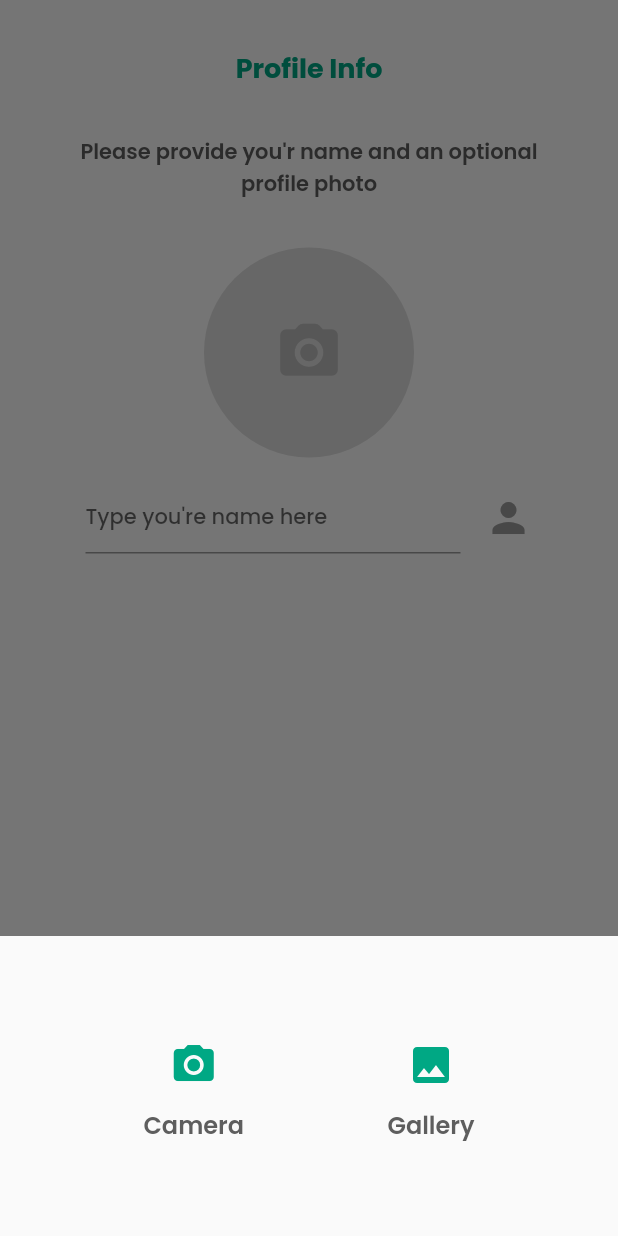
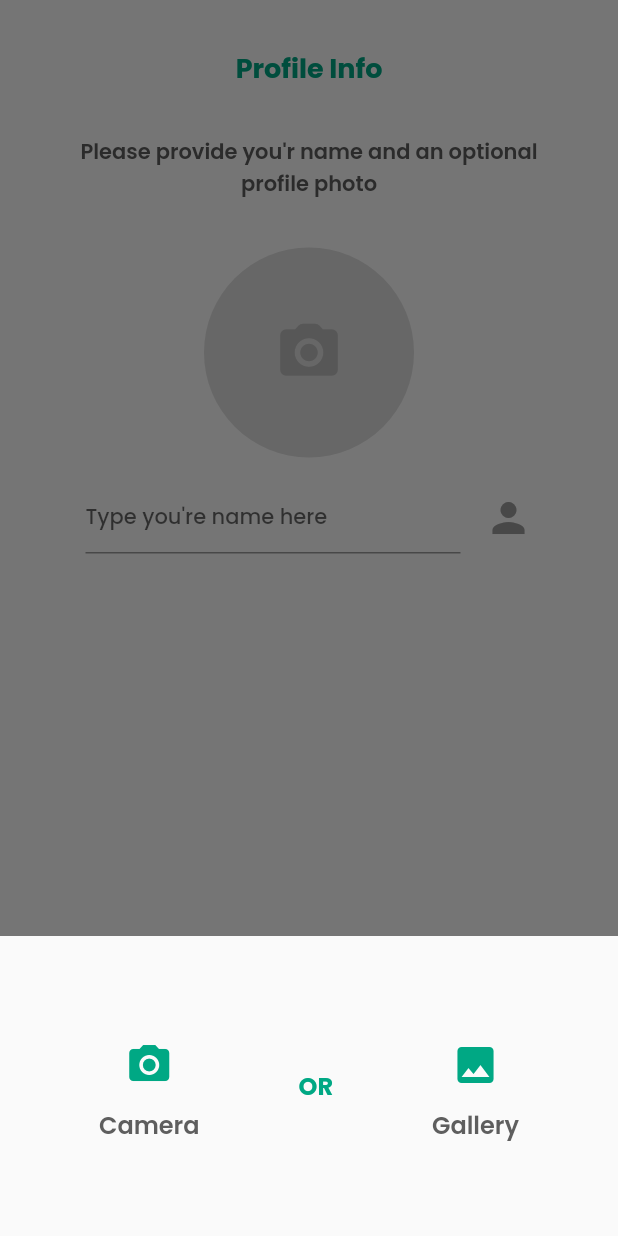
Before and after one commit to crazy-coder-018/whatsapp_clone, a Flutter app: the ProfileScreen screen opened directly, after a tap on the "camera alt" icon, on a phone screen of 412 x 824 dp. Run offline on Flutter 3.47's test engine with Material 3 defaults, Android fonts, the phone set to English and light mode, and no system bars; our stand-ins replace image_picker.

Commit message:
Profile Page Compeleted

```diff
--- a/lib/screens/profile/profile_screen.dart
+++ b/lib/screens/profile/profile_screen.dart
@@ -58,6 +58,13 @@ class _ProfileScreenState extends State<ProfileScreen> {
                         fontFamily: 'Poppins-Semibold',
                       ),
                     ],
+                  ),
+
+                  UiHelper.CustomText(
+                    text: 'OR',
+                    height: 16,
+                    fontFamily: 'Poppins-Bold',
+                    color: Color(0xFF00A884),
                   ),
 
                   Column(
@@ -160,7 +167,9 @@ class _ProfileScreenState extends State<ProfileScreen> {
                 onTap: () {
                   _openBottom(context);
                 },
-                child: CircleAvatar(
+                child:
+                    pickedImage == null
+                        ? CircleAvatar(
                           backgroundColor: Colors.grey.shade300,
                           radius: 70.0,
                           child: Icon(
@@ -168,6 +177,10 @@ class _ProfileScreenState extends State<ProfileScreen> {
                             size: 46.0,
                             color: Colors.grey.shade400,
                           ),
+                        )
+                        : CircleAvatar(
+                          radius: 70.0,
+                          backgroundImage: FileImage(pickedImage!),
                         ),
               ),
 
```
Lines whose indentation alone changed are shown as unchanged.
